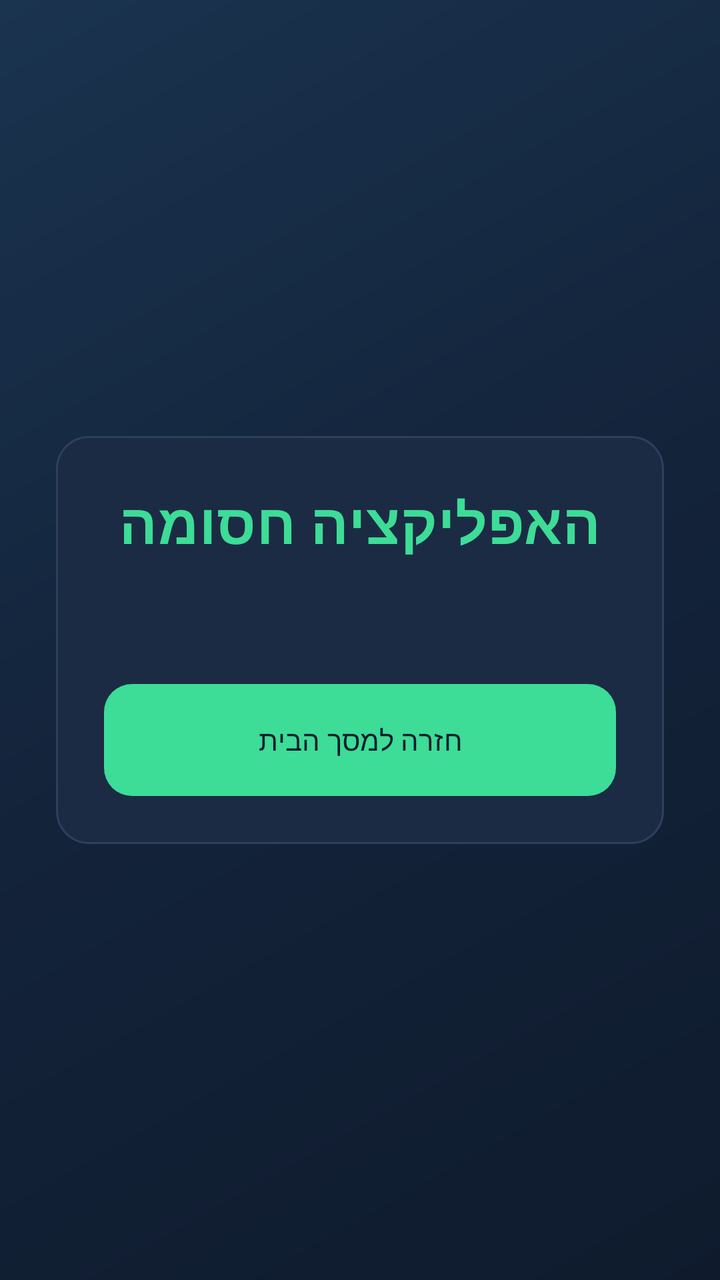
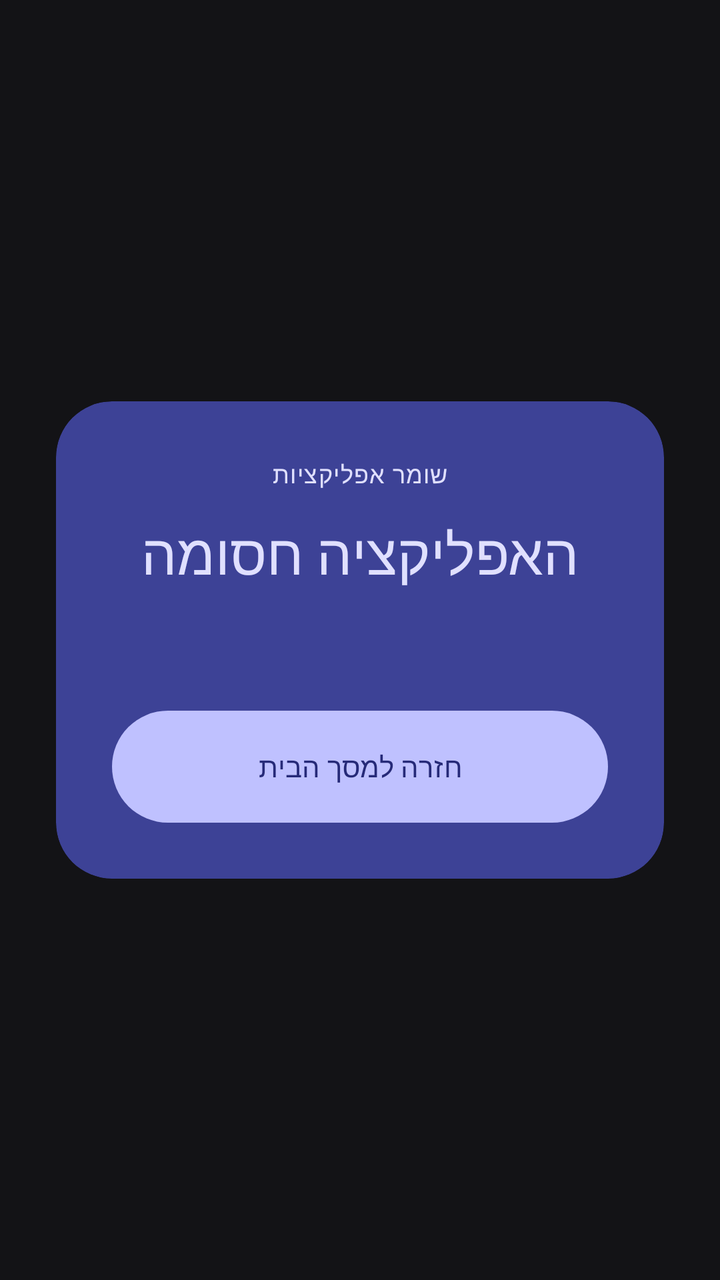

Two renders of the same Android screen: before a commit and after it. Below are the layout's source before the change and the commit's diff.
<!-- AndroidManifest.xml: activity theme Theme.AppGuard.Blocked -->
<!-- res/layout/activity_blocked.xml -->
<?xml version="1.0" encoding="utf-8"?>
<FrameLayout xmlns:android="http://schemas.android.com/apk/res/android"
    android:layout_width="match_parent"
    android:layout_height="match_parent"
    android:background="@drawable/bg_gradient"
    android:layoutDirection="rtl"
    android:padding="28dp">

    <LinearLayout
        android:layout_width="match_parent"
        android:layout_height="wrap_content"
        android:layout_gravity="center"
        android:background="@drawable/bg_panel"
        android:orientation="vertical"
        android:padding="24dp">

        <TextView
            android:id="@+id/blockedTitle"
            style="@style/Text.Brand"
            android:layout_width="match_parent"
            android:layout_height="wrap_content"
            android:gravity="center"
            android:text="@string/blocked_title"
            android:textSize="28sp" />

        <TextView
            android:id="@+id/blockedMessage"
            android:layout_width="match_parent"
            android:layout_height="wrap_content"
            android:layout_marginTop="16dp"
            android:gravity="center"
            android:textColor="@color/text_secondary"
            android:textSize="16sp" />

        <com.google.android.material.button.MaterialButton
            android:id="@+id/btnGoHome"
            android:layout_width="match_parent"
            android:layout_height="56dp"
            android:layout_marginTop="24dp"
            android:text="@string/go_home" />
    </LinearLayout>
</FrameLayout>
<!-- resources referenced by this layout -->
<resources>
  <color name="text_secondary">#9AA8BC</color>
  <!-- drawable bg_gradient (drawable) -->
  <?xml version="1.0" encoding="utf-8"?>
  <shape xmlns:android="http://schemas.android.com/apk/res/android"
      android:shape="rectangle">
      <gradient
          android:angle="135"
          android:startColor="#0F1B2D"
          android:centerColor="#13233A"
          android:endColor="#1A334F"
          android:type="linear" />
  </shape>
  <!-- drawable bg_panel (drawable) -->
  <?xml version="1.0" encoding="utf-8"?>
  <shape xmlns:android="http://schemas.android.com/apk/res/android"
      android:shape="rectangle">
      <solid android:color="@color/surface" />
      <corners android:radius="16dp" />
      <stroke
          android:width="1dp"
          android:color="@color/stroke" />
  </shape>
  <style name="Text.Brand" parent="TextAppearance.Material3.HeadlineLarge">
          <item name="android:textColor">@color/accent</item>
          <item name="android:textStyle">bold</item>
          <item name="android:letterSpacing">0.01</item>
      </style>
  <style name="Theme.AppGuard.Blocked" parent="Theme.AppGuard">
          <item name="android:windowFullscreen">false</item>
      </style>
  <color name="surface">#1C2B44</color>
  <color name="stroke">#2E405C</color>
  <color name="accent">#3DDC97</color>
  <style name="Theme.AppGuard" parent="Theme.Material3.Dark.NoActionBar">
          <item name="colorPrimary">@color/accent</item>
          <item name="colorPrimaryContainer">@color/accent_dim</item>
          <item name="colorOnPrimary">@color/bg</item>
          <item name="colorSecondary">@color/warning</item>
          <item name="colorError">@color/danger</item>
          <item name="android:statusBarColor">@android:color/transparent</item>
          <item name="android:navigationBarColor">@android:color/transparent</item>
          <item name="android:windowBackground">@color/bg</item>
          <item name="android:textColorPrimary">@color/text_primary</item>
          <item name="android:textColorSecondary">@color/text_secondary</item>
          <item name="materialButtonStyle">@style/Widget.AppGuard.Button</item>
          <item name="android:windowLayoutInDisplayCutoutMode">shortEdges</item>
      </style>
  <color name="accent_dim">#2A9B6C</color>
  <color name="bg">#0F1B2D</color>
  <color name="warning">#FFCC66</color>
  <color name="danger">#F07178</color>
  <color name="text_primary">#F4F7FB</color>
  <style name="Widget.AppGuard.Button" parent="Widget.Material3.Button">
          <item name="backgroundTint">@color/accent</item>
          <item name="android:textColor">@color/bg</item>
          <item name="cornerRadius">14dp</item>
          <item name="android:minHeight">52dp</item>
          <item name="android:insetTop">0dp</item>
          <item name="android:insetBottom">0dp</item>
      </style>
  <!-- unchanged entries left out for length: 2 -->
</resources>

<!-- the commit's change to res/layout/activity_blocked.xml (unified diff, before → after) -->
@@ -1,42 +1,58 @@
 <?xml version="1.0" encoding="utf-8"?>
 <FrameLayout xmlns:android="http://schemas.android.com/apk/res/android"
+    xmlns:app="http://schemas.android.com/apk/res-auto"
     android:layout_width="match_parent"
     android:layout_height="match_parent"
-    android:background="@drawable/bg_gradient"
+    android:background="?attr/colorSurface"
     android:layoutDirection="rtl"
     android:padding="28dp">
 
-    <LinearLayout
+    <com.google.android.material.card.MaterialCardView
         android:layout_width="match_parent"
         android:layout_height="wrap_content"
         android:layout_gravity="center"
-        android:background="@drawable/bg_panel"
-        android:orientation="vertical"
-        android:padding="24dp">
+        app:cardBackgroundColor="?attr/colorPrimaryContainer"
+        app:shapeAppearanceOverlay="@style/Shape.AppGuard.CardHero">
 
-        <TextView
-            android:id="@+id/blockedTitle"
-            style="@style/Text.Brand"
+        <LinearLayout
             android:layout_width="match_parent"
             android:layout_height="wrap_content"
-            android:gravity="center"
-            android:text="@string/blocked_title"
-            android:textSize="28sp" />
+            android:orientation="vertical"
+            android:padding="28dp">
 
-        <TextView
-            android:id="@+id/blockedMessage"
-            android:layout_width="match_parent"
-            android:layout_height="wrap_content"
-            android:layout_marginTop="16dp"
-            android:gravity="center"
-            android:textColor="@color/text_secondary"
-            android:textSize="16sp" />
+            <TextView
+                style="@style/Text.Caption"
+                android:layout_width="match_parent"
+                android:layout_height="wrap_content"
+                android:gravity="center"
+                android:text="@string/app_name"
+                android:textColor="?attr/colorOnPrimaryContainer" />
 
-        <com.google.android.material.button.MaterialButton
-            android:id="@+id/btnGoHome"
-            android:layout_width="match_parent"
-            android:layout_height="56dp"
-            android:layout_marginTop="24dp"
-            android:text="@string/go_home" />
-    </LinearLayout>
+            <TextView
+                android:id="@+id/blockedTitle"
+                android:layout_width="match_parent"
+                android:layout_height="wrap_content"
+                android:layout_marginTop="12dp"
+                android:gravity="center"
+                android:text="@string/blocked_title"
+                android:textAppearance="@style/TextAppearance.Material3.HeadlineMedium"
+                android:textColor="?attr/colorOnPrimaryContainer" />
+
+            <TextView
+                android:id="@+id/blockedMessage"
+                android:layout_width="match_parent"
+                android:layout_height="wrap_content"
+                android:layout_marginTop="14dp"
+                android:gravity="center"
+                android:textAppearance="@style/TextAppearance.Material3.BodyLarge"
+                android:textColor="?attr/colorOnPrimaryContainer" />
+
+            <com.google.android.material.button.MaterialButton
+                android:id="@+id/btnGoHome"
+                android:layout_width="match_parent"
+                android:layout_height="56dp"
+                android:layout_marginTop="24dp"
+                android:text="@string/go_home" />
+        </LinearLayout>
+    </com.google.android.material.card.MaterialCardView>
 </FrameLayout>
<!-- resource entries referenced after the edit -->
@@ -1,64 +1,123 @@
 <!-- resources referenced by this layout -->
 <resources>
-  <color name="text_secondary">#9AA8BC</color>
-  <!-- drawable bg_gradient (drawable) -->
-  <?xml version="1.0" encoding="utf-8"?>
-  <shape xmlns:android="http://schemas.android.com/apk/res/android"
-      android:shape="rectangle">
-      <gradient
-          android:angle="135"
-          android:startColor="#0F1B2D"
-          android:centerColor="#13233A"
-          android:endColor="#1A334F"
-          android:type="linear" />
-  </shape>
-  <!-- drawable bg_panel (drawable) -->
-  <?xml version="1.0" encoding="utf-8"?>
-  <shape xmlns:android="http://schemas.android.com/apk/res/android"
-      android:shape="rectangle">
-      <solid android:color="@color/surface" />
-      <corners android:radius="16dp" />
-      <stroke
-          android:width="1dp"
-          android:color="@color/stroke" />
-  </shape>
-  <style name="Text.Brand" parent="TextAppearance.Material3.HeadlineLarge">
-          <item name="android:textColor">@color/accent</item>
-          <item name="android:textStyle">bold</item>
-          <item name="android:letterSpacing">0.01</item>
+  <string name="app_name">שומר אפליקציות</string>
+  <style name="Shape.AppGuard.CardHero" parent="ShapeAppearance.Material3.Corner.ExtraLarge">
+          <item name="cornerSize">28dp</item>
       </style>
-  <style name="Theme.AppGuard.Blocked" parent="Theme.AppGuard">
-          <item name="android:windowFullscreen">false</item>
+  <style name="Text.Caption" parent="TextAppearance.Material3.LabelMedium">
+          <item name="android:textColor">?attr/colorOnSurfaceVariant</item>
       </style>
-  <color name="surface">#1C2B44</color>
-  <color name="stroke">#2E405C</color>
-  <color name="accent">#3DDC97</color>
+  <style name="Theme.AppGuard.Blocked" parent="Theme.AppGuard" />
   <style name="Theme.AppGuard" parent="Theme.Material3.Dark.NoActionBar">
-          <item name="colorPrimary">@color/accent</item>
-          <item name="colorPrimaryContainer">@color/accent_dim</item>
-          <item name="colorOnPrimary">@color/bg</item>
-          <item name="colorSecondary">@color/warning</item>
-          <item name="colorError">@color/danger</item>
+          <item name="colorPrimary">@color/md_theme_primary</item>
+          <item name="colorOnPrimary">@color/md_theme_on_primary</item>
+          <item name="colorPrimaryContainer">@color/md_theme_primary_container</item>
+          <item name="colorOnPrimaryContainer">@color/md_theme_on_primary_container</item>
+          <item name="colorSecondary">@color/md_theme_secondary</item>
+          <item name="colorOnSecondary">@color/md_theme_on_secondary</item>
+          <item name="colorSecondaryContainer">@color/md_theme_secondary_container</item>
+          <item name="colorOnSecondaryContainer">@color/md_theme_on_secondary_container</item>
+          <item name="colorTertiary">@color/md_theme_tertiary</item>
+          <item name="colorOnTertiary">@color/md_theme_on_tertiary</item>
+          <item name="colorTertiaryContainer">@color/md_theme_tertiary_container</item>
+          <item name="colorOnTertiaryContainer">@color/md_theme_on_tertiary_container</item>
+          <item name="colorError">@color/md_theme_error</item>
+          <item name="colorOnError">@color/md_theme_on_error</item>
+          <item name="colorErrorContainer">@color/md_theme_error_container</item>
+          <item name="colorOnErrorContainer">@color/md_theme_on_error_container</item>
+          <item name="android:colorBackground">@color/md_theme_background</item>
+          <item name="colorOnBackground">@color/md_theme_on_background</item>
+          <item name="colorSurface">@color/md_theme_surface</item>
+          <item name="colorOnSurface">@color/md_theme_on_surface</item>
+          <item name="colorSurfaceVariant">@color/md_theme_surface_variant</item>
+          <item name="colorOnSurfaceVariant">@color/md_theme_on_surface_variant</item>
+          <item name="colorOutline">@color/md_theme_outline</item>
+          <item name="colorOutlineVariant">@color/md_theme_outline_variant</item>
+          <item name="colorSurfaceContainer">@color/md_theme_surface_container</item>
+          <item name="colorSurfaceContainerHigh">@color/md_theme_surface_container_high</item>
+          <item name="colorSurfaceContainerHighest">@color/md_theme_surface_container_highest</item>
+          <item name="colorSurfaceContainerLow">@color/md_theme_surface_container_low</item>
+          <item name="colorSurfaceContainerLowest">@color/md_theme_background</item>
           <item name="android:statusBarColor">@android:color/transparent</item>
           <item name="android:navigationBarColor">@android:color/transparent</item>
-          <item name="android:windowBackground">@color/bg</item>
-          <item name="android:textColorPrimary">@color/text_primary</item>
-          <item name="android:textColorSecondary">@color/text_secondary</item>
+          <item name="android:windowBackground">@color/md_theme_background</item>
+          <item name="android:windowLayoutInDisplayCutoutMode">shortEdges</item>
           <item name="materialButtonStyle">@style/Widget.AppGuard.Button</item>
-          <item name="android:windowLayoutInDisplayCutoutMode">shortEdges</item>
+          <item name="materialCardViewStyle">@style/Widget.AppGuard.Card</item>
+          <item name="checkboxStyle">@style/Widget.AppGuard.CheckBox</item>
+          <item name="materialSwitchStyle">@style/Widget.AppGuard.Switch</item>
+          <item name="textInputStyle">@style/Widget.AppGuard.TextInput</item>
+          <item name="toolbarStyle">@style/Widget.AppGuard.Toolbar</item>
+          <item name="chipStyle">@style/Widget.AppGuard.Chip</item>
       </style>
-  <color name="accent_dim">#2A9B6C</color>
-  <color name="bg">#0F1B2D</color>
-  <color name="warning">#FFCC66</color>
-  <color name="danger">#F07178</color>
-  <color name="text_primary">#F4F7FB</color>
+  <color name="md_theme_primary">#BFC1FF</color>
+  <color name="md_theme_on_primary">#262A78</color>
+  <color name="md_theme_primary_container">#3D4296</color>
+  <color name="md_theme_on_primary_container">#E0E0FF</color>
+  <color name="md_theme_secondary">#C5C4DD</color>
+  <color name="md_theme_on_secondary">#2E2F42</color>
+  <color name="md_theme_secondary_container">#444559</color>
+  <color name="md_theme_on_secondary_container">#E1E0F9</color>
+  <color name="md_theme_tertiary">#E9B9D3</color>
+  <color name="md_theme_on_tertiary">#46263A</color>
+  <color name="md_theme_tertiary_container">#5F3C51</color>
+  <color name="md_theme_on_tertiary_container">#FFD8EB</color>
+  <color name="md_theme_error">#FFB4AB</color>
+  <color name="md_theme_on_error">#690005</color>
+  <color name="md_theme_error_container">#93000A</color>
+  <color name="md_theme_on_error_container">#FFDAD6</color>
+  <color name="md_theme_background">#131316</color>
+  <color name="md_theme_on_background">#E4E1E6</color>
+  <color name="md_theme_surface">#131316</color>
+  <color name="md_theme_on_surface">#E4E1E6</color>
+  <color name="md_theme_surface_variant">#46464F</color>
+  <color name="md_theme_on_surface_variant">#C7C5D0</color>
+  <color name="md_theme_outline">#91909A</color>
+  <color name="md_theme_outline_variant">#46464F</color>
+  <color name="md_theme_surface_container">#1C1B1F</color>
+  <color name="md_theme_surface_container_high">#2B2930</color>
+  <color name="md_theme_surface_container_highest">#36343B</color>
+  <color name="md_theme_surface_container_low">#1B1B1F</color>
   <style name="Widget.AppGuard.Button" parent="Widget.Material3.Button">
-          <item name="backgroundTint">@color/accent</item>
-          <item name="android:textColor">@color/bg</item>
-          <item name="cornerRadius">14dp</item>
-          <item name="android:minHeight">52dp</item>
+          <item name="android:minHeight">56dp</item>
           <item name="android:insetTop">0dp</item>
           <item name="android:insetBottom">0dp</item>
+          <item name="cornerRadius">28dp</item>
+          <item name="android:textAllCaps">false</item>
+          <item name="elevation">0dp</item>
+      </style>
+  <style name="Widget.AppGuard.Card" parent="Widget.Material3.CardView.Filled">
+          <item name="cardBackgroundColor">?attr/colorSurfaceContainer</item>
+          <item name="cardElevation">0dp</item>
+          <item name="strokeWidth">0dp</item>
+          <item name="shapeAppearance">@style/Shape.AppGuard.Card</item>
+      </style>
+  <style name="Widget.AppGuard.CheckBox" parent="Widget.Material3.CompoundButton.CheckBox" />
+  <style name="Widget.AppGuard.Switch" parent="Widget.Material3.CompoundButton.MaterialSwitch" />
+  <style name="Widget.AppGuard.TextInput" parent="Widget.Material3.TextInputLayout.FilledBox">
+          <item name="boxBackgroundColor">?attr/colorSurfaceContainerHighest</item>
+          <item name="boxStrokeWidth">0dp</item>
+          <item name="boxStrokeWidthFocused">0dp</item>
+          <item name="hintTextColor">?attr/colorOnSurfaceVariant</item>
+          <item name="shapeAppearance">@style/Shape.AppGuard.Pill</item>
+      </style>
+  <style name="Widget.AppGuard.Toolbar" parent="Widget.Material3.Toolbar">
+          <item name="android:background">@android:color/transparent</item>
+          <item name="titleCentered">true</item>
+          <item name="titleTextColor">?attr/colorOnSurface</item>
+      </style>
+  <style name="Widget.AppGuard.Chip" parent="Widget.Material3.Chip.Assist">
+          <item name="chipBackgroundColor">?attr/colorSurfaceContainerHighest</item>
+          <item name="android:textColor">?attr/colorOnSurfaceVariant</item>
+          <item name="chipMinHeight">28dp</item>
+          <item name="chipCornerRadius">8dp</item>
+          <item name="ensureMinTouchTargetSize">false</item>
+      </style>
+  <style name="Shape.AppGuard.Card" parent="ShapeAppearance.Material3.Corner.Large">
+          <item name="cornerSize">16dp</item>
+      </style>
+  <style name="Shape.AppGuard.Pill" parent="ShapeAppearance.Material3.Corner.Full">
+          <item name="cornerSize">50%</item>
       </style>
   <!-- unchanged entries left out for length: 2 -->
 </resources>
